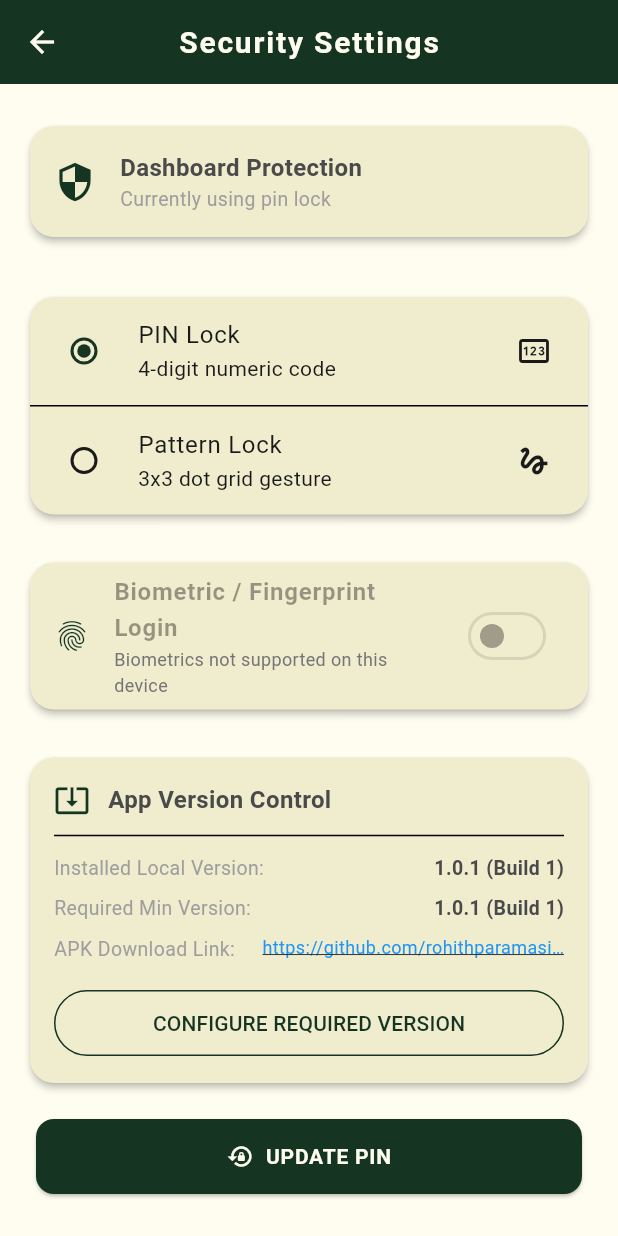
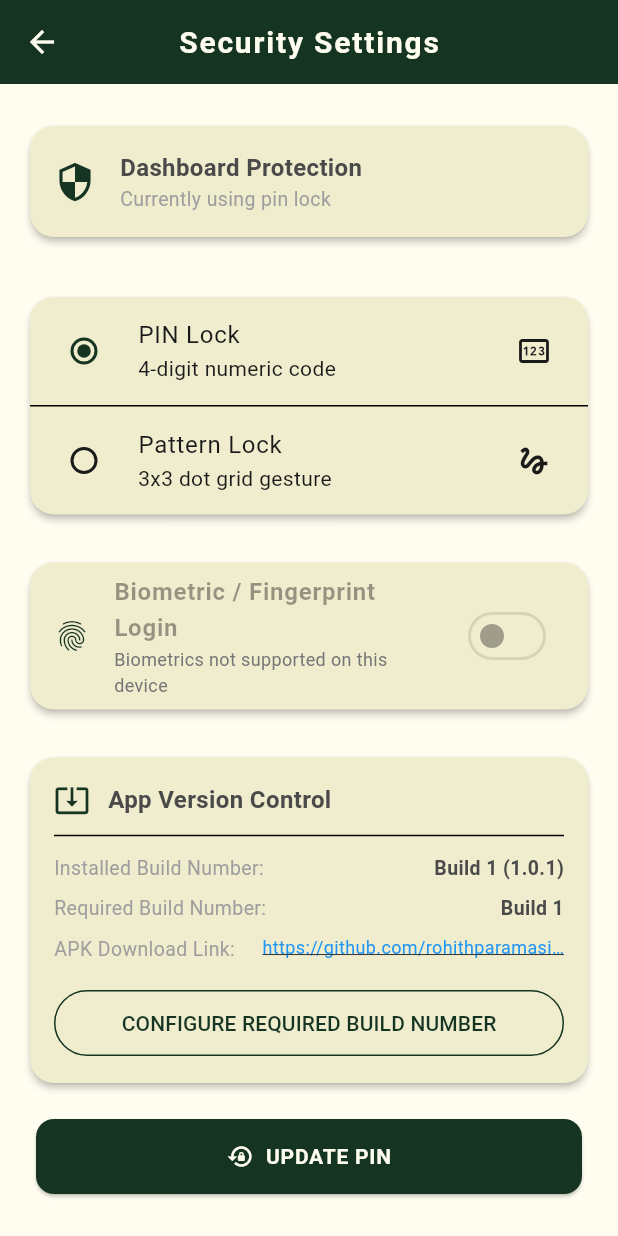
Before and after one commit to rohithparamasivam1125-gif/Dhkin-mobiles, a Flutter app: the SecuritySettingsScreen screen opened directly, on a phone screen of 412 x 824 dp. Run offline on Flutter 3.47's test engine with Material 3 defaults, Android fonts, the phone set to English and light mode, and no system bars; our stand-ins replace cloud_firestore, firebase_auth, firebase_core, firebase_messaging, flutter_local_notifications, image_picker and 5 more; missing offline and left inert: onesignal_flutter; accounts and stored records are empty.

Commit message:
Simplify version configuration dialog to Build Number only

```diff
--- a/lib/screens/owner/security_settings.dart
+++ b/lib/screens/owner/security_settings.dart
@@ -321,16 +321,16 @@ class _SecuritySettingsScreenState extends State<SecuritySettingsScreen> {
             Row(
               mainAxisAlignment: MainAxisAlignment.spaceBetween,
               children: [
-                const Text('Installed Local Version:', style: TextStyle(color: Colors.grey, fontSize: 13)),
-                Text('$kCurrentVersionName (Build $kCurrentVersionCode)', style: const TextStyle(fontWeight: FontWeight.w600, fontSize: 13)),
+                const Text('Installed Build Number:', style: TextStyle(color: Colors.grey, fontSize: 13)),
+                Text('Build $kCurrentVersionCode ($kCurrentVersionName)', style: const TextStyle(fontWeight: FontWeight.w600, fontSize: 13)),
               ],
             ),
             const SizedBox(height: 8),
             Row(
               mainAxisAlignment: MainAxisAlignment.spaceBetween,
               children: [
-                const Text('Required Min Version:', style: TextStyle(color: Colors.grey, fontSize: 13)),
-                Text('$_dbMinVersionName (Build $_dbMinVersionCode)', style: const TextStyle(fontWeight: FontWeight.w600, fontSize: 13)),
+                const Text('Required Build Number:', style: TextStyle(color: Colors.grey, fontSize: 13)),
+                Text('Build $_dbMinVersionCode', style: const TextStyle(fontWeight: FontWeight.w600, fontSize: 13)),
               ],
             ),
             const SizedBox(height: 8),
@@ -373,7 +373,7 @@ class _SecuritySettingsScreenState extends State<SecuritySettingsScreen> {
                   side: const BorderSide(color: AppTheme.accentForest),
                   padding: const EdgeInsets.symmetric(vertical: 12),
                 ),
-                child: const Text('CONFIGURE REQUIRED VERSION'),
+                child: const Text('CONFIGURE REQUIRED BUILD NUMBER'),
               ),
             ),
           ],
@@ -384,18 +384,17 @@ class _SecuritySettingsScreenState extends State<SecuritySettingsScreen> {
 
   void _showConfigureVersionDialog() {
     final codeController = TextEditingController(text: _dbMinVersionCode.toString());
-    final nameController = TextEditingController(text: _dbMinVersionName);
 
     showDialog(
       context: context,
       builder: (context) => AlertDialog(
-        title: const Text('Configure Minimum Version'),
+        title: const Text('Configure Build Number'),
         content: SingleChildScrollView(
           child: Column(
             mainAxisSize: MainAxisSize.min,
             children: [
               const Text(
-                'Require devices to run a specific minimum version. Older versions will be blocked.',
+                'Require devices to run a specific build number. Devices running lower build numbers will be blocked.',
                 style: TextStyle(fontSize: 12, color: Colors.grey),
               ),
               const SizedBox(height: 16),
@@ -403,17 +402,8 @@ class _SecuritySettingsScreenState extends State<SecuritySettingsScreen> {
                 controller: codeController,
                 keyboardType: TextInputType.number,
                 decoration: const InputDecoration(
-                  labelText: 'Minimum Build Version Code',
+                  labelText: 'Build Number',
                   hintText: 'e.g. 1',
-                  border: OutlineInputBorder(),
-                ),
-              ),
-              const SizedBox(height: 12),
-              TextField(
-                controller: nameController,
-                decoration: const InputDecoration(
-                  labelText: 'Minimum Version Name',
-                  hintText: 'e.g. 1.0.1',
                   border: OutlineInputBorder(),
                 ),
               ),
@@ -428,14 +418,6 @@ class _SecuritySettingsScreenState extends State<SecuritySettingsScreen> {
           ElevatedButton(
             onPressed: () async {
               final newCode = int.tryParse(codeController.text) ?? 1;
-              final newName = nameController.text.trim();
-
-              if (newName.isEmpty) {
-                ScaffoldMessenger.of(context).showSnackBar(
-                  const SnackBar(content: Text('Please enter a version name')),
-                );
-                return;
-              }
 
               final navigator = Navigator.of(context);
               final messenger = ScaffoldMessenger.of(context);
@@ -447,21 +429,19 @@ class _SecuritySettingsScreenState extends State<SecuritySettingsScreen> {
                     .doc('app_status')
                     .set({
                   'minVersionCode': newCode,
-                  'minVersionName': newName,
                 }, SetOptions(merge: true));
 
                 setState(() {
                   _dbMinVersionCode = newCode;
-                  _dbMinVersionName = newName;
                 });
 
                 navigator.pop();
                 messenger.showSnackBar(
-                  const SnackBar(content: Text('Required app version updated successfully')),
+                  const SnackBar(content: Text('Required build number updated successfully')),
                 );
               } catch (e) {
                 messenger.showSnackBar(
-                  SnackBar(content: Text('Error updating version config: $e')),
+                  SnackBar(content: Text('Error updating build number: $e')),
                 );
               }
             },
```
